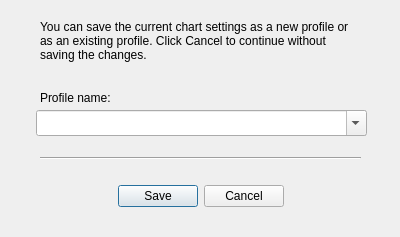
Old version of the form saveprofiledialog.ui in the repository Obson/MicroSim-GUI.
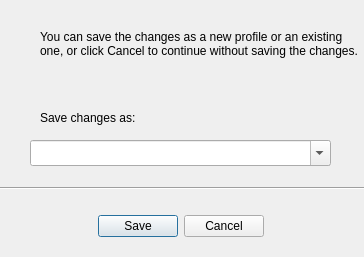
New version of the form.

Diff of the .ui file:
```diff
--- a/saveprofiledialog.ui
+++ b/saveprofiledialog.ui
@@ -6,8 +6,8 @@
    <rect>
     <x>0</x>
     <y>0</y>
-    <width>400</width>
-    <height>237</height>
+    <width>364</width>
+    <height>257</height>
    </rect>
   </property>
   <property name="windowTitle">
@@ -16,9 +16,9 @@
   <widget class="QDialogButtonBox" name="buttonBox">
    <property name="geometry">
     <rect>
-     <x>0</x>
-     <y>180</y>
-     <width>401</width>
+     <x>30</x>
+     <y>210</y>
+     <width>301</width>
      <height>32</height>
     </rect>
    </property>
@@ -36,13 +36,13 @@
    <property name="geometry">
     <rect>
      <x>40</x>
-     <y>20</y>
+     <y>30</y>
      <width>321</width>
      <height>51</height>
     </rect>
    </property>
    <property name="text">
-    <string>You can save the current chart settings as a new profile or as an existing profile. Click Cancel to continue without saving the changes.</string>
+    <string>You can save the changes as a new profile or an existing one, or click Cancel to continue without saving the changes.</string>
    </property>
    <property name="alignment">
     <set>Qt::AlignLeading|Qt::AlignLeft|Qt::AlignTop</set>
@@ -55,21 +55,21 @@
    <property name="geometry">
     <rect>
      <x>40</x>
-     <y>90</y>
-     <width>141</width>
+     <y>110</y>
+     <width>191</width>
      <height>16</height>
     </rect>
    </property>
    <property name="text">
-    <string>Profile name:</string>
+    <string>Save changes as:</string>
    </property>
   </widget>
   <widget class="Line" name="line">
    <property name="geometry">
     <rect>
-     <x>40</x>
-     <y>150</y>
-     <width>321</width>
+     <x>0</x>
+     <y>180</y>
+     <width>381</width>
      <height>16</height>
     </rect>
    </property>
@@ -80,9 +80,9 @@
   <widget class="QComboBox" name="comboBox">
    <property name="geometry">
     <rect>
-     <x>36</x>
-     <y>110</y>
-     <width>331</width>
+     <x>30</x>
+     <y>140</y>
+     <width>301</width>
      <height>26</height>
     </rect>
    </property>
```
Left out of the diff: 2 changed lines with no effect on the pictures.
